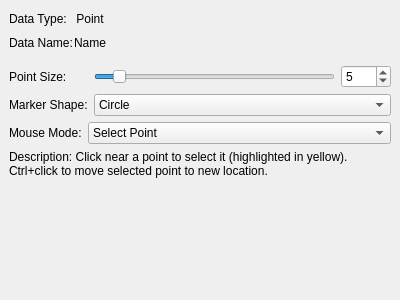
First picture: the form in src/WhiskerToolbox/Media_Widget/MediaPoint_Widget/MediaPoint_Widget.ui, repository paulmthompson/WhiskerToolbox, before the edit.
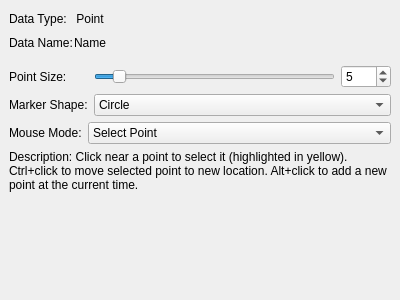
Second picture: the form after the edit. Custom widgets are drawn as their Qt base class.

Commit message: can add new points

What changed in the file:
```diff
--- a/src/WhiskerToolbox/Media_Widget/MediaPoint_Widget/MediaPoint_Widget.ui
+++ b/src/WhiskerToolbox/Media_Widget/MediaPoint_Widget/MediaPoint_Widget.ui
@@ -281,7 +281,7 @@
         </sizepolicy>
        </property>
        <property name="text">
-        <string>Description: Click near a point to select it (highlighted in yellow). Ctrl+click to move selected point to new location.</string>
+        <string>Description: Click near a point to select it (highlighted in yellow). Ctrl+click to move selected point to new location. Alt+click to add a new point at the current time.</string>
        </property>
        <property name="wordWrap">
         <bool>true</bool>
```
The commit also changes 2 other files.
